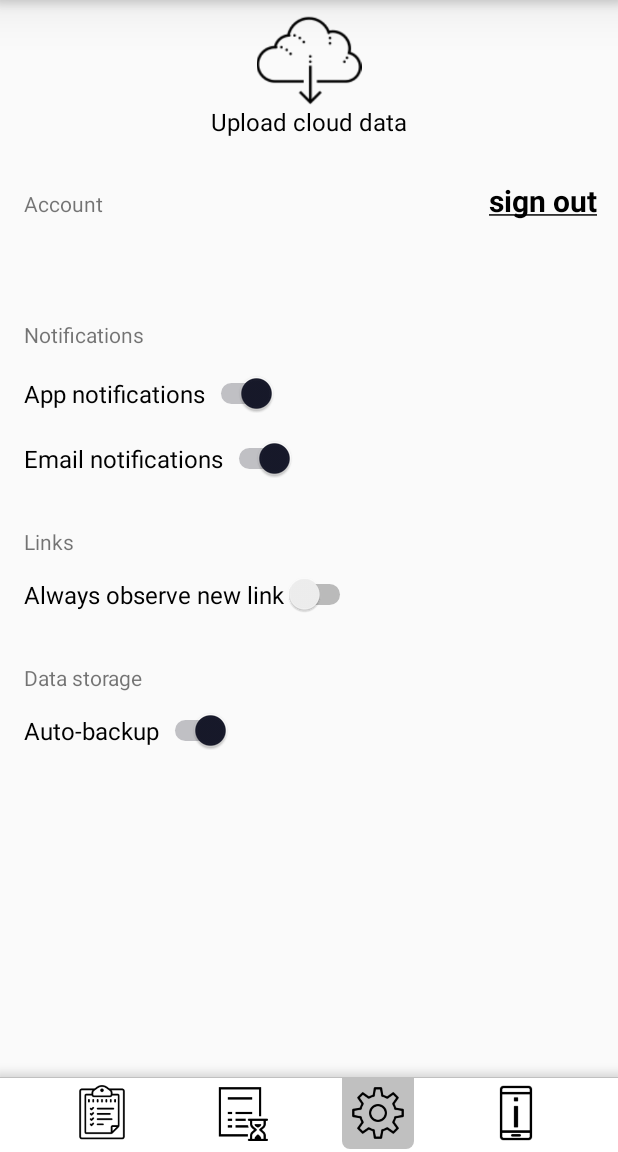
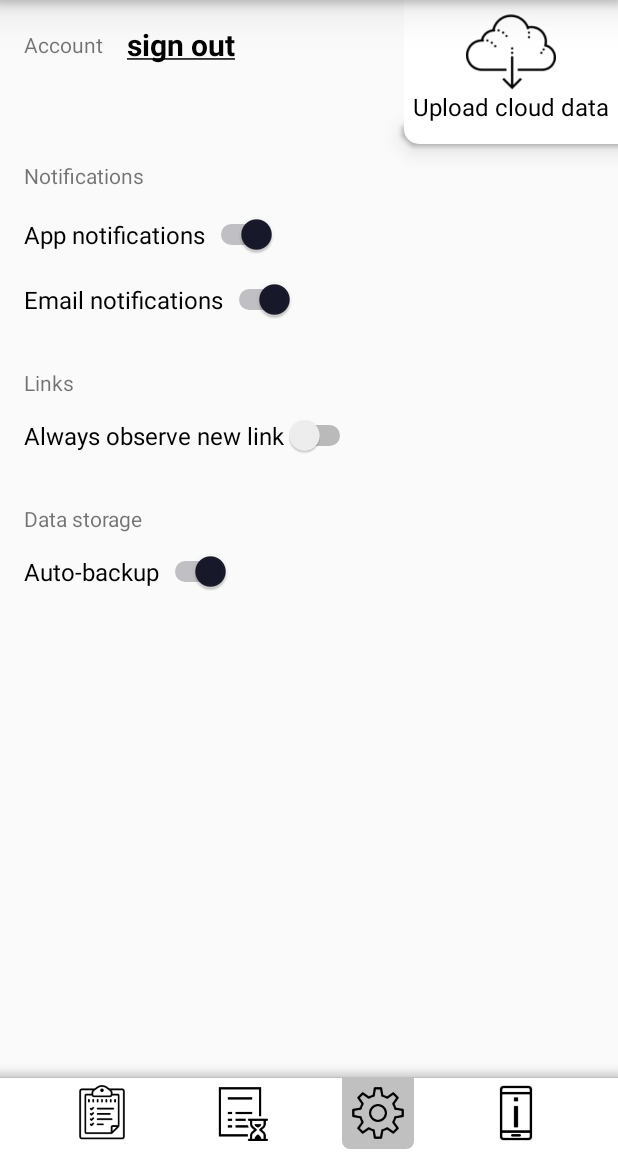
Before and after one commit to yegorf/market-observer-android, an Android app: the screen it shows after launch once a user with an empty profile is signed in (MainActivity), after a tap on an icon or button, on a phone screen of 412 x 824 dp, the part 84-1236 px from its top. Run offline under Robolectric (Android 15) with nearby library versions, the phone set to English and light mode, and no system bars; our stand-ins replace Dagger/Hilt's generated code, Firebase (no records; nobody signed in at launch, a user with empty details on screens opened directly), RxJava; libraries missing offline, so code that uses them is left out: io.realm; 3 statements that could not run were skipped; 3 other taps on this screen came first.

```diff
--- a/app/src/main/java/com/example/market_observer_android/domain/parser/BesplatkaParser.kt
+++ b/app/src/main/java/com/example/market_observer_android/domain/parser/BesplatkaParser.kt
@@ -5,7 +5,7 @@ import org.jsoup.Jsoup
 
 class BesplatkaParser: MarketParser {
 
-    override fun getMarketName() = "besplatka.ua"
+    override fun getMarketName() = MarketConfig.BESPLATKA
 
     override fun parseTitle(url: String): String {
         return Jsoup.connect(url)
--- a/app/src/main/java/com/example/market_observer_android/domain/parser/OlxParser.kt
+++ b/app/src/main/java/com/example/market_observer_android/domain/parser/OlxParser.kt
@@ -5,7 +5,7 @@ import org.jsoup.Jsoup
 
 class OlxParser : MarketParser {
 
-    override fun getMarketName() = "olx.ua"
+    override fun getMarketName() = MarketConfig.OLX
 
     override fun parseTitle(url: String): String {
         return Jsoup.connect(url)
--- a/app/src/main/java/com/example/market_observer_android/domain/parser/PlaceUAParser.kt
+++ b/app/src/main/java/com/example/market_observer_android/domain/parser/PlaceUAParser.kt
@@ -5,7 +5,7 @@ import org.jsoup.Jsoup
 
 class PlaceUAParser : MarketParser {
 
-    override fun getMarketName() = "place.ua"
+    override fun getMarketName() = MarketConfig.PLACE
 
     override fun parseTitle(url: String): String {
         return Jsoup.connect(url)
--- a/app/src/main/java/com/example/market_observer_android/domain/parser/PromParser.kt
+++ b/app/src/main/java/com/example/market_observer_android/domain/parser/PromParser.kt
@@ -5,7 +5,7 @@ import org.jsoup.Jsoup
 
 class PromParser : MarketParser {
 
-    override fun getMarketName() = "prom.ua"
+    override fun getMarketName() = MarketConfig.PROM
 
     override fun parseTitle(url: String): String {
         return Jsoup.connect(url)
--- a/app/src/main/java/com/example/market_observer_android/domain/parser/RiaParser.kt
+++ b/app/src/main/java/com/example/market_observer_android/domain/parser/RiaParser.kt
@@ -5,7 +5,7 @@ import org.jsoup.Jsoup
 
 class RiaParser : MarketParser {
 
-    override fun getMarketName() = "ria.com"
+    override fun getMarketName() = MarketConfig.RIA
 
     override fun parseTitle(url: String): String {
         return Jsoup.connect(url)
--- a/app/src/main/res/layout/fragment_settings.xml
+++ b/app/src/main/res/layout/fragment_settings.xml
@@ -12,13 +12,15 @@
         android:layout_height="wrap_content"
         android:gravity="center_horizontal"
         android:orientation="vertical"
+        android:background="@drawable/bg_link_detail_buttons_container"
+        android:elevation="10dp"
+        android:paddingHorizontal="6dp"
         app:layout_constraintEnd_toEndOf="parent"
-        app:layout_constraintStart_toStartOf="parent"
         app:layout_constraintTop_toTopOf="parent">
 
         <ImageView
             android:layout_width="100dp"
-            android:layout_height="70dp"
+            android:layout_height="60dp"
             android:src="@drawable/ic_cloud" />
 
         <TextView
@@ -55,14 +57,12 @@
         android:id="@+id/btn_sign_out"
         android:layout_width="wrap_content"
         android:layout_height="wrap_content"
-        android:layout_marginTop="120dp"
-        android:layout_marginEnd="14dp"
+        android:layout_marginStart="16dp"
+        android:layout_marginTop="16dp"
         android:text="@string/sign_out"
         android:textColor="@color/colorBlack"
         android:textSize="20sp"
         android:textStyle="bold"
-        app:layout_constraintEnd_toEndOf="parent"
-        app:layout_constraintHorizontal_bias="1.0"
         app:layout_constraintStart_toEndOf="@+id/label_account"
         app:layout_constraintTop_toTopOf="parent" />
 
@@ -74,7 +74,7 @@
         android:layout_marginTop="20dp"
         android:text="@string/account"
         app:layout_constraintStart_toStartOf="parent"
-        app:layout_constraintTop_toBottomOf="@+id/btn_upload_cloud" />
+        app:layout_constraintTop_toTopOf="parent" />
 
     <TextView
         android:id="@+id/textView"
--- a/app/src/main/res/values/styles.xml
+++ b/app/src/main/res/values/styles.xml
@@ -6,8 +6,8 @@
         <item name="colorAccent">@color/colorDarkBlue</item>
         <item name="windowActionBar">false</item>
         <item name="windowNoTitle">true</item>
-        <item name="android:ambientShadowAlpha">0.15</item>
-        <item name="android:spotShadowAlpha">0.15</item>
+        <item name="android:ambientShadowAlpha">0.2</item>
+        <item name="android:spotShadowAlpha">0.2</item>
     </style>
 
 </resources>
```
Also changed, not shown: app/src/main/java/com/example/market_observer_android/domain/parser/MarketConfig.kt (added, +10 -0 lines), app/src/main/java/com/example/market_observer_android/domain/parser/MarketParserFactory.kt (+6 -6 lines), app/src/main/java/com/example/market_observer_android/presentation/fragment/LinkDetailFragment.kt (+6 -2 lines), app/src/main/res/layout/activity_splash.xml (+5 -5 lines).
